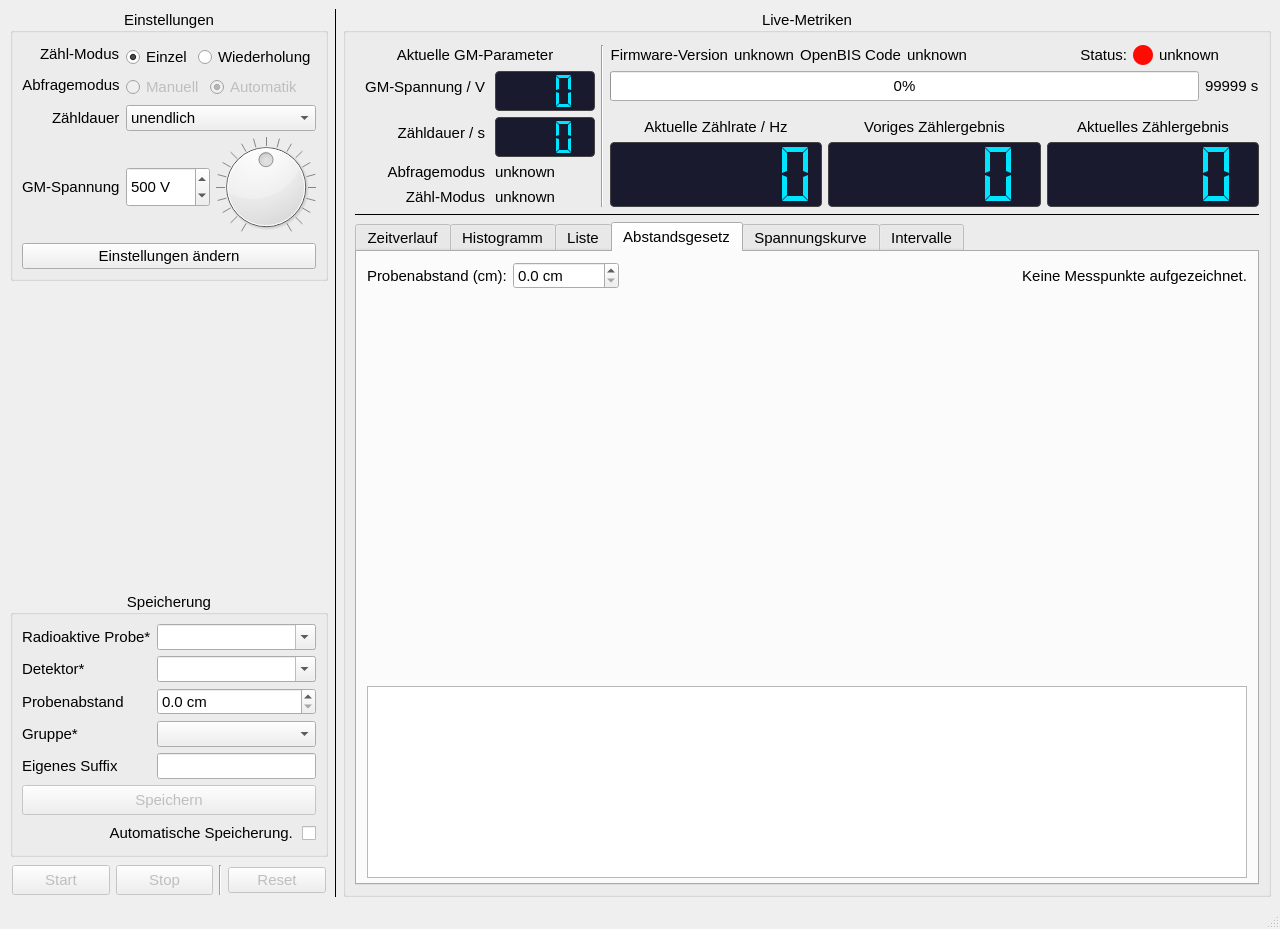
Old version of the form gmcounter/pyqt/mainwindow.ui in the repository cckssr/gmcounter.
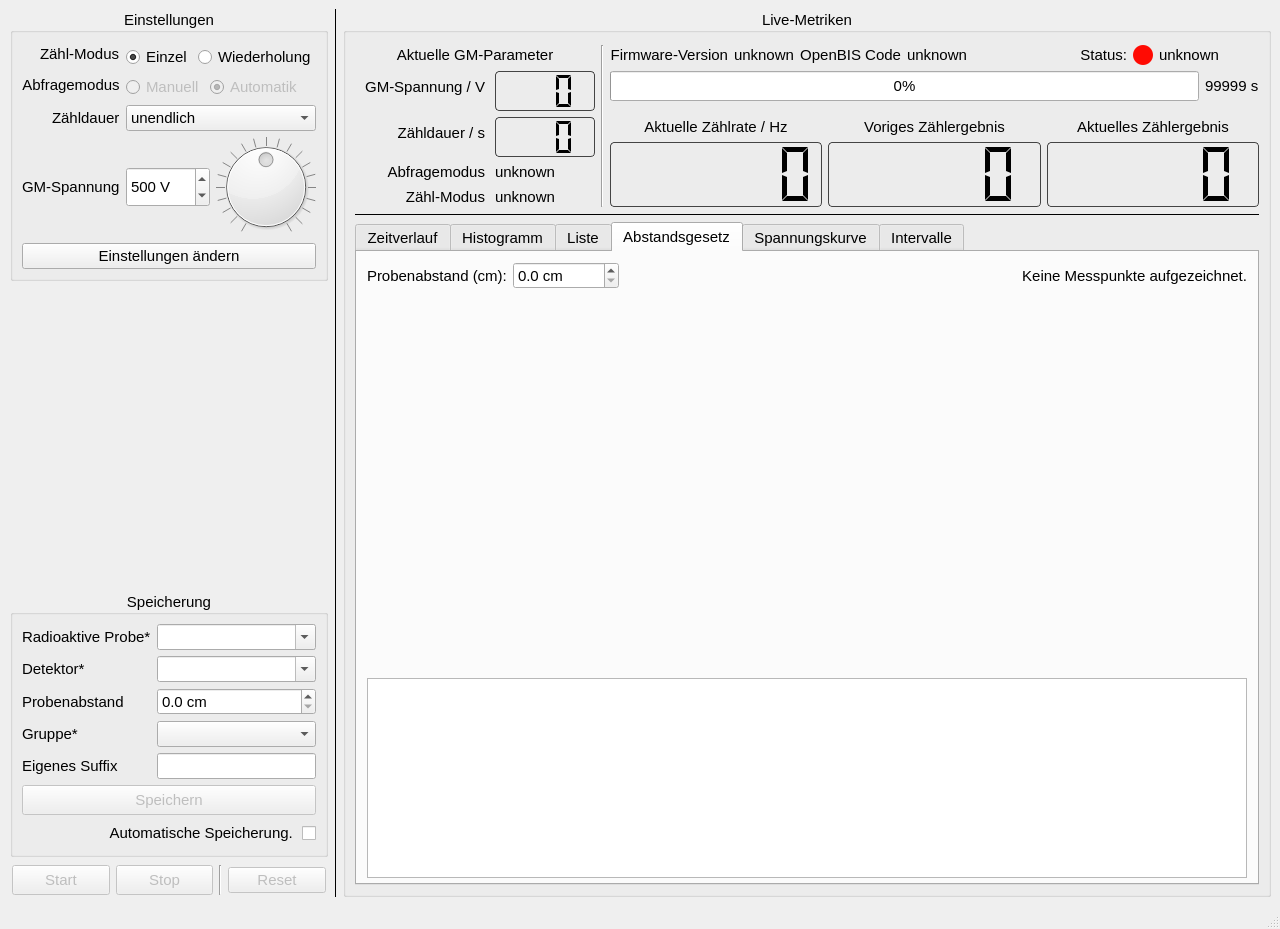
New version of the form. The open tabs and pages were chosen to show the change.

Commit message: fix: Update layout and styling for distance and LCD number widgets

```diff
--- a/gmcounter/pyqt/mainwindow.ui
+++ b/gmcounter/pyqt/mainwindow.ui
@@ -1413,7 +1413,7 @@
             <attribute name="title">
              <string>Abstandsgesetz</string>
             </attribute>
-            <layout class="QGridLayout" name="gridLayout_distance" rowstretch="0,1,0">
+            <layout class="QGridLayout" name="gridLayout_distance" rowstretch="0,3,2">
              <property name="leftMargin">
               <number>10</number>
              </property>
@@ -1891,7 +1891,7 @@
                 <string>Aktuelle GM-Spannung</string>
                </property>
                <property name="styleSheet">
-                <string notr="true">QLCDNumber { background-color: #1a1a2e; color: #00e5ff; border: 1px solid #444; border-radius: 4px; }</string>
+                <string notr="true">QLCDNumber { border: 1px solid #444; border-radius: 4px; }</string>
                </property>
                <property name="digitCount">
                 <number>3</number>
@@ -1951,7 +1951,7 @@
                 <string>Aktuelle eingestellte Zähldauer. 999 für unendlich</string>
                </property>
                <property name="styleSheet">
-                <string notr="true">QLCDNumber { background-color: #1a1a2e; color: #00e5ff; border: 1px solid #444; border-radius: 4px; }</string>
+                <string notr="true">QLCDNumber { border: 1px solid #444; border-radius: 4px; }</string>
                </property>
                <property name="digitCount">
                 <number>3</number>
@@ -2109,7 +2109,7 @@
               </font>
              </property>
              <property name="styleSheet">
-              <string notr="true">QLCDNumber { background-color: #1a1a2e; color: #00e5ff; border: 1px solid #444; border-radius: 4px; }</string>
+              <string notr="true">QLCDNumber { border: 1px solid #444; border-radius: 4px; }</string>
              </property>
              <property name="frameShape">
               <enum>QFrame::Shape::Box</enum>
@@ -2181,7 +2181,7 @@
               </font>
              </property>
              <property name="styleSheet">
-              <string notr="true">QLCDNumber { background-color: #1a1a2e; color: #00e5ff; border: 1px solid #444; border-radius: 4px; }</string>
+              <string notr="true">QLCDNumber { border: 1px solid #444; border-radius: 4px; }</string>
              </property>
              <property name="frameShape">
               <enum>QFrame::Shape::Box</enum>
@@ -2274,7 +2274,7 @@
               </font>
              </property>
              <property name="styleSheet">
-              <string notr="true">QLCDNumber { background-color: #1a1a2e; color: #00e5ff; border: 1px solid #444; border-radius: 4px; }</string>
+              <string notr="true">QLCDNumber { border: 1px solid #444; border-radius: 4px; }</string>
              </property>
              <property name="frameShape">
               <enum>QFrame::Shape::Box</enum>
```
Left out of the diff: 2 changed lines with no effect on the pictures. The commit also changes 1 other file.
